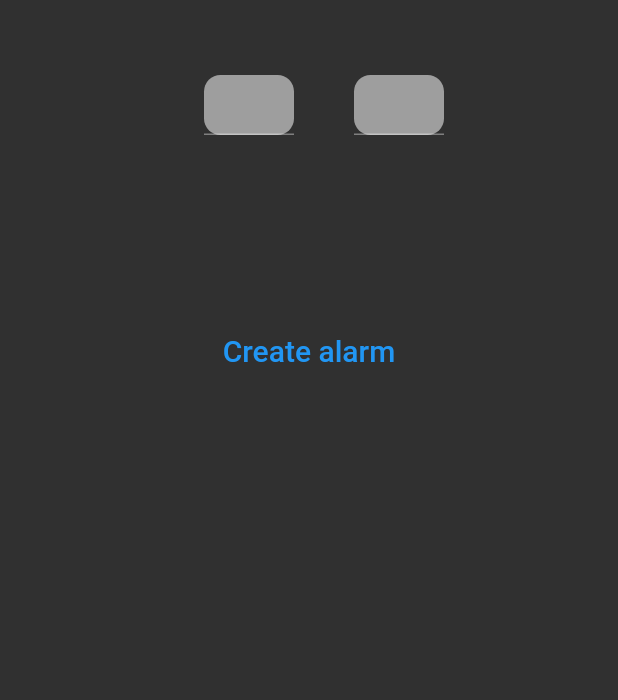
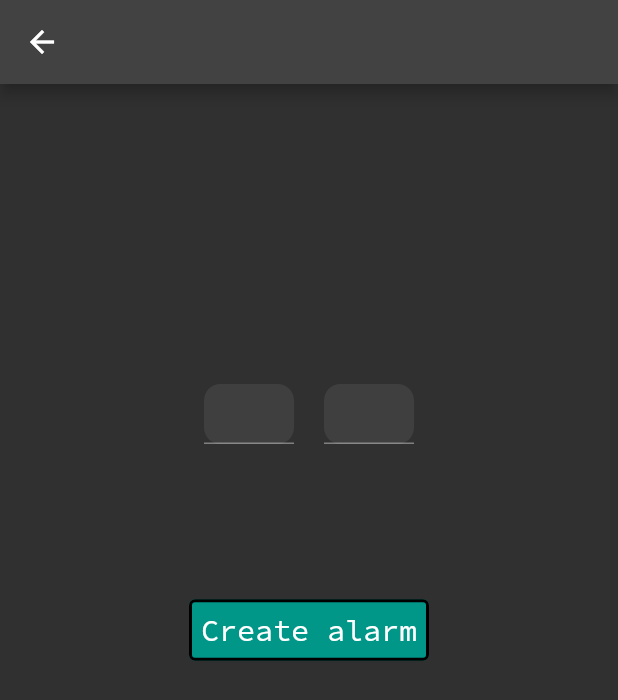
Before and after one commit to SKIPAH/flutter_smart_alarm, a Flutter app: the screen it shows after launch, after a tap on the "add alert" icon, on a phone screen of 412 x 824 dp. Shown: the top 700 px of the screen. Run offline on Flutter 3.47's test engine with Material 2 defaults, Android fonts, the phone set to English and light mode, and no system bars; our stand-ins replace flutter_local_notifications; missing offline and left inert: flutter_alarm_clock.

Commit message:
Pientä uutta

```diff
--- a/lib/alarms.dart
+++ b/lib/alarms.dart
@@ -1,28 +1,26 @@
 import 'package:flutter/material.dart';
 import 'package:flutter_alarm_clock/flutter_alarm_clock.dart';
+import 'home.dart';
 
 class alarms extends StatelessWidget {
   @override
   Widget build(BuildContext context) {
-    return MaterialApp(
-        theme: ThemeData.dark(),
-        home: Scaffold(
+    theme:
+    ThemeData.dark();
+    return Scaffold(
+        appBar: AppBar(),
         body: Center(
           child: Column(
             children: <Widget>[
               Container(
                 margin: const EdgeInsets.all(100),
                 child: TextButton(
-                child: const Text(
-                  'Show alarms',
-                  style: TextStyle(fontSize: 20.0),
-                ),
-                onPressed: () {
-                  FlutterAlarmClock.showAlarms();
-                },
+                  child: const Icon(Icons.alarm),
+                  onPressed: () {},
                 ),
               ),
             ],
-        ))));
+          ),
+        ));
   }
 }
--- /dev/null
+++ b/lib/home.dart
@@ -0,0 +1,146 @@
+import 'package:flutter/material.dart';
+import 'package:flutter_alarm_clock/flutter_alarm_clock.dart';
+import 'package:flutter_smart_alarm/alarms.dart';
+import 'package:flutter_smart_alarm/main.dart';
+import 'setAlarm.dart';
+import 'alarms.dart';
+import 'package:intl/intl.dart';
+
+class HomeScreen extends StatefulWidget {
+  const HomeScreen({Key? key}) : super(key: key);
+
+  @override
+  State<HomeScreen> createState() => _HomeScreenState();
+}
+
+class _HomeScreenState extends State<HomeScreen> {
+  int _selectedIndex = 0;
+  PageController pageController = PageController();
+
+  static final List<Widget> _widgetOptions = <Widget>[
+    alarms(),
+  ];
+
+  void onTapped(int index) {
+    setState(() {
+      _selectedIndex = index;
+    });
+
+    pageController.jumpToPage(index);
+  }
+
+  @override
+  Widget build(BuildContext context) {
+    var now = DateTime.now();
+    var formattedTime = DateFormat('HH:mm').format(now);
+    var formattedDate = DateFormat('EEE, d MMM').format(now);
+
+    return Scaffold(
+      appBar: AppBar(
+        title: const Text("Smart Alarm"),
+        centerTitle: true,
+        titleTextStyle: const TextStyle(
+          fontFamily: 'Scp',
+          fontSize: 18.0,
+        ),
+        actions: <Widget>[
+          //IconButton(onPressed: () {}, icon: const Icon(Icons.menu))
+        ],
+      ),
+      body: Container(
+        padding: EdgeInsets.all(10),
+        child: Column(
+            mainAxisAlignment: MainAxisAlignment.start,
+            crossAxisAlignment: CrossAxisAlignment.center,
+            children: [
+              Text(
+                formattedDate,
+                style: const TextStyle(
+                  fontSize: 20.0,
+                  fontFamily: 'Scp',
+                ),
+              ),
+              Text(
+                formattedTime,
+                style: const TextStyle(
+                  fontFamily: 'Scp',
+                  fontSize: 50.0,
+                ),
+              ),
+              Column(
+                  mainAxisAlignment: MainAxisAlignment.end,
+                  crossAxisAlignment: CrossAxisAlignment.end,
+                  children: <Widget>[
+                    Padding(padding: EdgeInsets.fromLTRB(350, 450, 50, 0)),
+                    TextButton(
+                      child: const Icon((Icons.alarm), size: 50.0),
+                      style: TextButton.styleFrom(
+                        primary: Colors.white,
+                        backgroundColor: Colors.teal,
+                      ),
+                      onPressed: () {
+                        // FlutterAlarmClock.showAlarms();
+                        //Navigator.push(context,
+                        // MaterialPageRoute(builder: (context) => alarms()));
+                      },
+                    ),
+                  ]),
+            ]),
+      ),
+
+      /*  bottomNavigationBar: BottomNavigationBar(
+          items: const <BottomNavigationBarItem>[
+            BottomNavigationBarItem(icon: Icon(Icons.home), label: 'Home'),
+            BottomNavigationBarItem(
+                icon: Icon(Icons.alarm_add), label: 'Alarms'),
+          ],
+          currentIndex: _selectedIndex,
+          selectedItemColor: Colors.white,
+          unselectedItemColor: Colors.grey,
+          onTap: onTapped),
+          */
+      floatingActionButton: FloatingActionButton(
+        child: const Icon(Icons.add_alert),
+        onPressed: () {
+          Navigator.push(
+              context, MaterialPageRoute(builder: (context) => setAlarm()));
+        },
+      ),
+    );
+
+    /*
+              *** SHOW ALARMS SET ON PHONE ***
+              Container(
+                margin: const EdgeInsets.all(25),
+                child: TextButton(
+                  child: const Text(
+                    'Show alarms',
+                    style: TextStyle(fontSize: 20.0),
+                  ),
+                  onPressed: () {
+                    FlutterAlarmClock.showAlarms();
+                  },
+                ),
+              ),
+              */
+    /*
+
+              *** CREATE TIMER ***
+              Container(
+                margin: const EdgeInsets.all(25),
+                child: TextButton(
+                  child: const Text(
+                    'Create timer for 42 seconds',
+                    style: TextStyle(fontSize: 20.0),
+                  ),
+                  onPressed: () {
+                    FlutterAlarmClock.createTimer(42);
+                  },
+                ),
+              ),
+              )
+              )
+              ]
+              */
+  }
+}
--- a/lib/main.dart
+++ b/lib/main.dart
@@ -1,7 +1,9 @@
 import 'package:flutter/material.dart';
 import 'package:flutter_alarm_clock/flutter_alarm_clock.dart';
+import 'package:flutter_local_notifications/flutter_local_notifications.dart';
 import 'package:flutter_smart_alarm/setAlarm.dart';
 import 'alarms.dart';
+import 'home.dart';
 
 void main() {
   runApp(MyApp());
@@ -10,92 +12,10 @@ void main() {
 class MyApp extends StatelessWidget {
   @override
   Widget build(BuildContext context) {
-    return new MaterialApp(home: new HomeScreen());
+    return MaterialApp(
+      theme: ThemeData.dark(),
+      debugShowCheckedModeBanner: false,
+      home: const HomeScreen(),
+    );
   }
 }
-
-class HomeScreen extends StatelessWidget {
-  @override
-  Widget build(BuildContext context) {
-    return MaterialApp(
-        theme: ThemeData.dark(),
-        home: Scaffold(
-          appBar: AppBar(
-            title: Text("Smart Alarm"),
-            centerTitle: true,
-            titleTextStyle: TextStyle(
-              fontSize: 18.0,
-            ),
-            actions: <Widget>[
-              IconButton(onPressed: () {}, icon: const Icon(Icons.menu))
-            ],
-          ),
-          floatingActionButton: FloatingActionButton(
-              child: Icon(Icons.add_alert),
-              onPressed: () {
-                Navigator.push(context,
-                    MaterialPageRoute(builder: (context) => setAlarm()));
-              }),
-          bottomNavigationBar:
-              BottomNavigationBar(items: <BottomNavigationBarItem>[
-            BottomNavigationBarItem(icon: Icon(Icons.home), label: 'Home'),
-            BottomNavigationBarItem(
-              icon: Icon(Icons.alarm_add),
-              label: 'Alarms',
-            ),
-          ]),
-
-          /*
-            *** CREATE ALARM AT GIVEN TIME***
-            body: Center(
-                child: Column(children: <Widget>[
-              Container(
-                margin: const EdgeInsets.all(25),
-                child: TextButton(
-                  child: const Text(
-                    'Create alarm at 23:59',
-                    style: TextStyle(fontSize: 20.0),
-                  ),
-                  onPressed: () {
-                    FlutterAlarmClock.createAlarm(21, 10);
-                  },
-                ),
-              ),
-              */
-          /*
-              *** SHOW ALARMS SET ON PHONE ***
-              Container(
-                margin: const EdgeInsets.all(25),
-                child: TextButton(
-                  child: const Text(
-                    'Show alarms',
-                    style: TextStyle(fontSize: 20.0),
-                  ),
-                  onPressed: () {
-                    FlutterAlarmClock.showAlarms();
-                  },
-                ),
-              ),
-              */
-          /*
-
-              *** CREATE TIMER ***
-              Container(
-                margin: const EdgeInsets.all(25),
-                child: TextButton(
-                  child: const Text(
-                    'Create timer for 42 seconds',
-                    style: TextStyle(fontSize: 20.0),
-                  ),
-                  onPressed: () {
-                    FlutterAlarmClock.createTimer(42);
-                  },
-                ),
-              ),
-              )
-              )
-              ]
-              */
-        ));
-  }
-}
--- a/lib/setAlarm.dart
+++ b/lib/setAlarm.dart
@@ -7,28 +7,30 @@ class setAlarm extends StatelessWidget {
   final TextEditingController minuteController = TextEditingController();
   @override
   Widget build(BuildContext context) {
-    return MaterialApp(
-        theme: ThemeData.dark(),
-        home: Scaffold(
-            body: Center(
-                child: Column(children: <Widget>[
-          SizedBox(height: 30),
+    theme:
+    ThemeData.dark();
+    return Scaffold(
+        appBar: AppBar(),
+        body: Center(
+            child: Column(children: <Widget>[
+          SizedBox(height: 200),
           Row(
             mainAxisAlignment: MainAxisAlignment.center,
             children: [
               Container(
-                margin: EdgeInsets.all(20),
+                margin: EdgeInsets.all(0),
                 height: 40,
                 width: 60,
                 decoration: BoxDecoration(
                     shape: BoxShape.rectangle,
                     color: Colors.grey,
-                    borderRadius: BorderRadius.circular(11)),
+                    borderRadius: BorderRadius.circular(11),
+                    backgroundBlendMode: BlendMode.softLight),
                 child: Center(
                   child: TextField(
                     controller: hourController,
                     keyboardType: TextInputType.number,
-                    style: TextStyle(color: Colors.black, fontSize: 25.0),
+                    style: const TextStyle(color: Colors.black, fontSize: 25.0),
                   ),
                 ),
               ),
@@ -39,7 +41,8 @@ class setAlarm extends StatelessWidget {
                 decoration: BoxDecoration(
                     shape: BoxShape.rectangle,
                     color: Colors.grey,
-                    borderRadius: BorderRadius.circular(11)),
+                    borderRadius: BorderRadius.circular(11),
+                    backgroundBlendMode: BlendMode.softLight),
                 child: Center(
                   child: TextField(
                       controller: minuteController,
@@ -54,35 +57,22 @@ class setAlarm extends StatelessWidget {
             child: TextButton(
               child: const Text(
                 "Create alarm",
-                style: TextStyle(fontSize: 20.0),
+                style: TextStyle(fontSize: 20.0, fontFamily: 'Scp'),
               ),
+              style: TextButton.styleFrom(
+                  primary: Colors.white,
+                  backgroundColor: Colors.teal,
+                  side: BorderSide(color: Colors.black, width: 2)),
               onPressed: () {
                 int hour;
                 int minutes;
                 hour = int.parse(hourController.text);
                 minutes = int.parse(minuteController.text);
+
                 FlutterAlarmClock.createAlarm(hour, minutes);
               },
             ),
           )
-        ]))));
+        ])));
   }
 }
-
-
-
-/*body: Center(
-                child: Column(children: <Widget>[
-          Container(
-            margin: const EdgeInsets.all(100),
-            child: TextButton(
-              child: const Text(
-                'Create alarm at 23:59',
-                style: TextStyle(fontSize: 20.0),
-              ),
-              onPressed: () {
-                FlutterAlarmClock.createAlarm(21, 10);
-              },
-            ),
-          ),
-        ]))*/
```
Also changed, not shown: pubspec.yaml (+10 -14 lines), fonts/SourceCodePro-Regular.ttf (added), images/aasi.png (added), pubspec.lock, 2 other files. Lines whose indentation alone changed are shown as unchanged.
